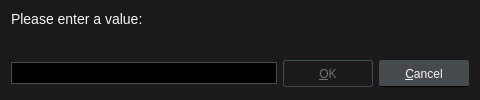
First picture: the form in src/ui/inputdialog.ui, repository u8sand/Baka-MPlayer, before the edit.
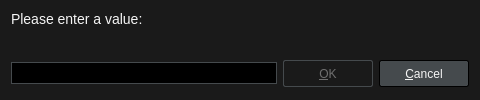
Second picture: the form after the edit.

What changed in the file:
```diff
--- a/src/ui/inputdialog.ui
+++ b/src/ui/inputdialog.ui
@@ -35,8 +35,7 @@
 
 QPushButton {
 	background: #454A4D;
-	border: 1px solid #454A4D;
-	border-bottom: 1px solid black;
+	border: 1px solid #000;
 	border-radius: 2px;
 	color: whitesmoke;
 	min-width: 76px;
```
